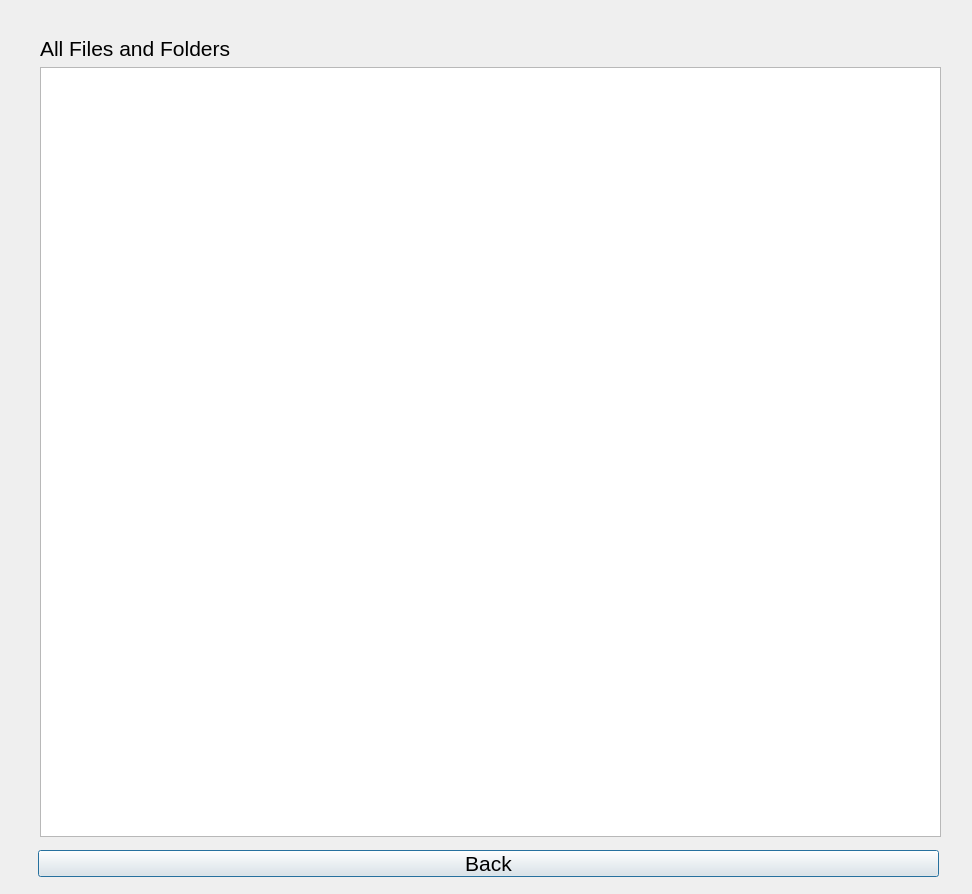
Old version of the form Assignment2/C++/ServerFinal/serverfilesandfolders.ui in the repository faranahmad/COP290.
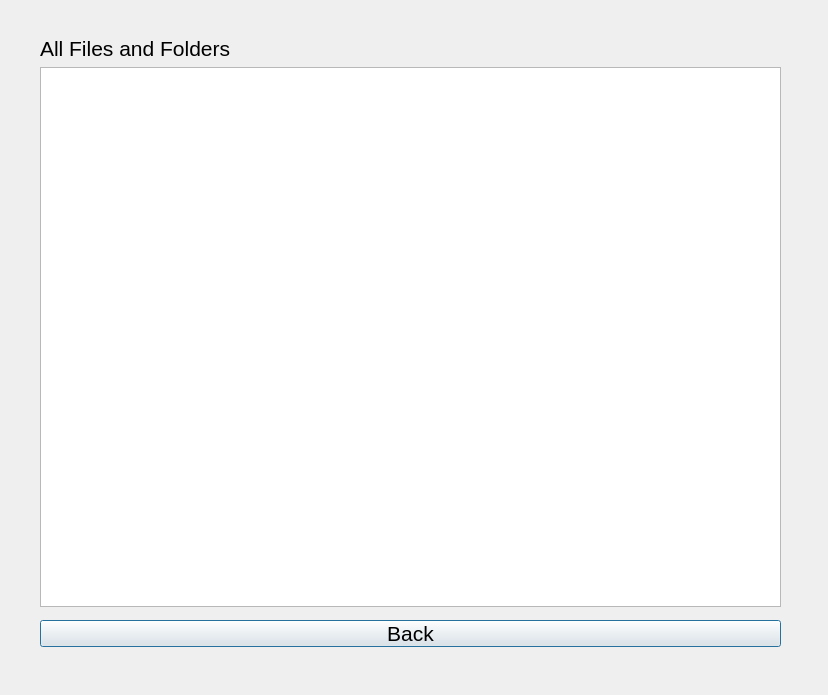
New version of the form.

The edit to the form file:
```diff
--- a/Assignment2/C++/ServerFinal/serverfilesandfolders.ui
+++ b/Assignment2/C++/ServerFinal/serverfilesandfolders.ui
@@ -6,8 +6,8 @@
    <rect>
     <x>0</x>
     <y>0</y>
-    <width>972</width>
-    <height>894</height>
+    <width>828</width>
+    <height>695</height>
    </rect>
   </property>
   <property name="font">
@@ -23,8 +23,8 @@
     <rect>
      <x>40</x>
      <y>36</y>
-     <width>901</width>
-     <height>801</height>
+     <width>741</width>
+     <height>571</height>
     </rect>
    </property>
    <layout class="QVBoxLayout" name="verticalLayout">
@@ -43,9 +43,9 @@
   <widget class="QPushButton" name="back">
    <property name="geometry">
     <rect>
-     <x>38</x>
-     <y>850</y>
-     <width>901</width>
+     <x>40</x>
+     <y>620</y>
+     <width>741</width>
      <height>27</height>
     </rect>
    </property>
```
